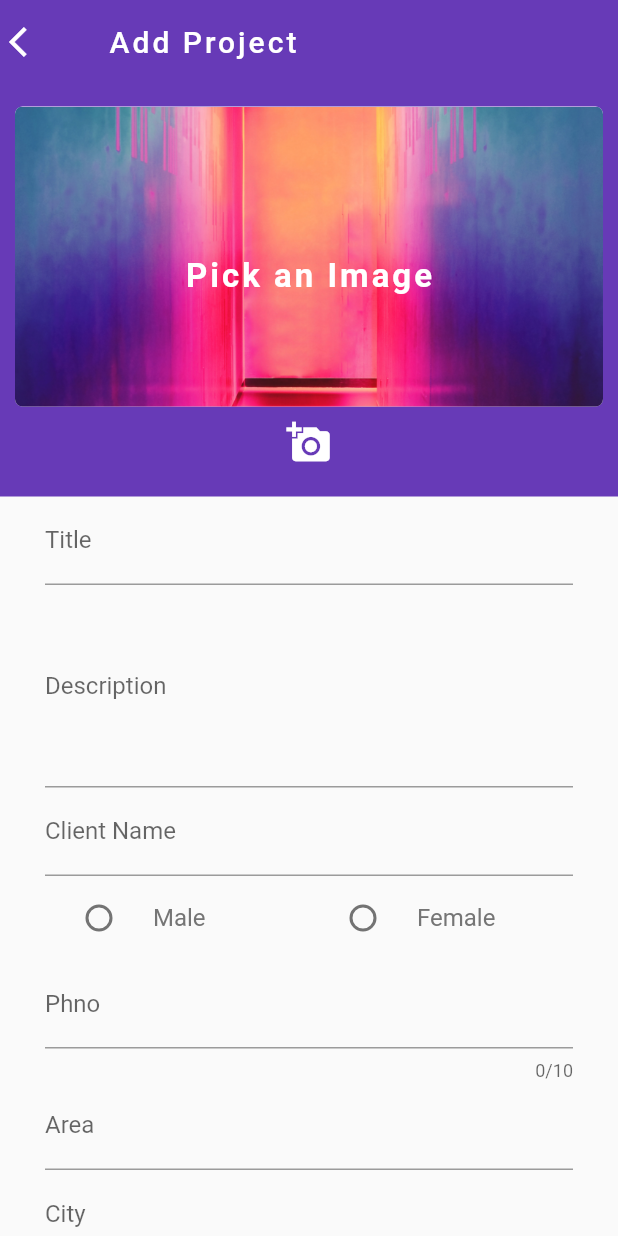
After one commit to Rakshak1344/Arc-Space, a Flutter app: the ManageProjects screen opened by its route, after a tap on "Add Project", on a phone screen of 412 x 824 dp. The commit adds this screen. Run offline on Flutter 3.47's test engine with Material 2 defaults, Android fonts, the phone set to English and light mode, and no system bars; our stand-ins replace image_picker.

Commit message:
Added add project page & accessed camera

```diff
--- /dev/null
+++ b/lib/pages/manager_view/addProject.dart
@@ -0,0 +1,352 @@
+import 'dart:io';
+
+import 'package:flutter/material.dart';
+import 'package:image_picker/image_picker.dart';
+
+class AddProject extends StatefulWidget {
+  @override
+  _AddProjectState createState() => _AddProjectState();
+}
+
+class _AddProjectState extends State<AddProject> {
+  final _addProjectKey = GlobalKey<FormState>();
+  int grpValue;
+
+  File _imageFile;
+
+  void _getImage(BuildContext context, ImageSource source) {
+    ImagePicker.pickImage(
+      source: source,
+      maxWidth: 500.0,
+    ).then((File image) {
+      setState(() {
+        _imageFile = image;
+      });
+      Navigator.pop(context);
+    });
+  }
+
+  void _openImagePicker(BuildContext context) {
+    final iconColor = Theme.of(context).primaryColor;
+    showModalBottomSheet(
+        context: context,
+        builder: (BuildContext context) {
+          return Container(
+            height: 200.0,
+            padding: EdgeInsets.all(10.0),
+            child: Column(
+              mainAxisAlignment: MainAxisAlignment.start,
+              children: <Widget>[
+                Text('Pick an Image', style: TextStyle(fontSize: 30.0)),
+                SizedBox(
+                  height: 50.0,
+                ),
+                Row(
+                  mainAxisAlignment: MainAxisAlignment.spaceEvenly,
+                  children: <Widget>[
+                    FlatButton(
+                        onPressed: () {
+                          _getImage(context, ImageSource.camera);
+                        },
+                        child: Column(
+                          children: <Widget>[
+                            Icon(
+                              Icons.camera,
+                              color: iconColor,
+                              size: 30.0,
+                            ),
+                            SizedBox(
+                              height: 5.0,
+                            ),
+                            Text('Camera', style: TextStyle(fontSize: 22.0))
+                          ],
+                        )),
+                    SizedBox(
+                      width: 10.0,
+                    ),
+                    FlatButton(
+                        onPressed: () {
+                          _getImage(context, ImageSource.gallery);
+                        },
+                        child: Column(
+                          children: <Widget>[
+                            Icon(
+                              Icons.photo_library,
+                              color: iconColor,
+                              size: 30.0,
+                            ),
+                            SizedBox(
+                              height: 5.0,
+                            ),
+                            Text(
+                              'Gallery',
+                              style: TextStyle(fontSize: 22.0),
+                            )
+                          ],
+                        )),
+                  ],
+                )
+              ],
+            ),
+          );
+        });
+  }
+
+  void gender(int g) {
+    setState(() {
+      if (g == 1) {
+        grpValue = 1;
+      } else if (g == 2) {
+        grpValue = 2;
+      }
+    });
+  }
+
+  Row buildSelectGender() {
+    return Row(
+      children: <Widget>[
+        // Text(
+        //   'Gender',
+        //   style: TextStyle(
+        //       fontSize: 15,
+        //       color: Colors.blueGrey,
+        //       fontWeight: FontWeight.normal),
+        // ),
+        Container(
+          child: Expanded(
+            flex: 1,
+            child: Container(
+              // margin: EdgeInsets.only(left: 1.0),
+              child: RadioListTile(
+                activeColor: Colors.deepPurple,
+                title: Text(
+                  'Male',
+                  style: TextStyle(color: Colors.grey.shade600),
+                ),
+                groupValue: grpValue,
+                value: 1,
+                onChanged: (int g) => gender(g),
+              ),
+            ),
+          ),
+        ),
+        Container(
+          child: Expanded(
+            child: Container(
+              // margin: EdgeInsets.only(left: 1.0),
+              child: RadioListTile(
+                activeColor: Colors.deepPurple,
+                title: Text('Female',
+                    style: TextStyle(color: Colors.grey.shade600)),
+                groupValue: grpValue,
+                value: 2,
+                onChanged: (int g) => gender(g),
+              ),
+            ),
+          ),
+        ),
+      ],
+    );
+  }
+
+  @override
+  Widget build(BuildContext context) {
+    return Scaffold(
+      appBar: AppBar(
+        elevation: 0.0,
+        title: Text(
+          'Add Project',
+          style: TextStyle(letterSpacing: 2.0),
+        ),
+        leading: Padding(
+          padding: const EdgeInsets.only(right: 20.0),
+          child: GestureDetector(
+            onTap: () {
+              Navigator.of(context).pop();
+            },
+            child: Icon(
+              Icons.arrow_back_ios,
+            ),
+          ),
+        ),
+      ),
+      body: ListView(
+        children: <Widget>[
+          Container(
+            child: Stack(
+              children: <Widget>[
+                Container(
+                  height: 275,
+                  width: double.infinity,
+                  color: Colors.deepPurple,
+                ),
+                Positioned(
+                  width: MediaQuery.of(context).size.width,
+                  top: 5.0,
+                  // top: MediaQuery.of(context).size.height / 5,
+                  child: Column(
+                    children: <Widget>[
+                      Container(
+                        margin:
+                            EdgeInsets.only(top: 10.0, right: 10.0, left: 10.0),
+                        // padding: EdgeInsets.symmetric(horizontal: 8.0),
+                        width: 500,
+                        height: 200,
+                        child: Column(
+                          children: <Widget>[
+                            _imageFile == null
+                                ? Container(
+                                    padding: EdgeInsets.only(top: 100.0),
+                                    child: Text(
+                                      'Pick an Image',
+                                      style: TextStyle(
+                                        color: Colors.white,
+                                        fontWeight: FontWeight.bold,
+                                        fontSize: 22.0,
+                                        letterSpacing: 2.0,
+                                      ),
+                                    ))
+                                : Container(
+                                    child: Image.file(
+                                      _imageFile,
+                                      fit: BoxFit.fitWidth,
+                                      height: 200.0,
+                                      width: MediaQuery.of(context).size.width,
+                                      alignment: Alignment.center,
+                                    ),
+                                    decoration: BoxDecoration(
+                                        borderRadius:
+                                            BorderRadius.circular(5.0)),
+                                  )
+                          ],
+                        ),
+                        decoration: BoxDecoration(
+                            color: Colors.white,
+                            image: DecorationImage(
+                                colorFilter: ColorFilter.mode(
+                                    Colors.blueGrey.withOpacity(1.0),
+                                    BlendMode.softLight),
+                                image: AssetImage(
+                                  'assets/room.jpg',
+                                ),
+                                fit: BoxFit.cover),
+                            borderRadius: BorderRadius.circular(5.0)),
+                      ),
+                      FlatButton(
+                        onPressed: () {
+                          _openImagePicker(context);
+                        },
+                        child: Icon(
+                          Icons.add_a_photo,
+                          color: Colors.white,
+                          size: 30.0,
+                        ),
+                      ),
+                    ],
+                  ),
+                ),
+                // Align(
+                //   alignment: Alignment.bottomRight,
+                //   child: Container(
+                //     margin: EdgeInsets.only(right: 30.0),
+                //     child: GestureDetector(
+                //       onTap: () {
+                //         getImage();
+                //       },
+                //       child: Padding(
+                //         padding: const EdgeInsets.only(top: 230.0),
+                //         child: Icon(
+                //           Icons.add_a_photo,
+                //           color: Colors.white,
+                //           size: 30.0,
+                //         ),
+                //       ),
+                //     ),
+                //   ),
+                // ),
+              ],
+            ),
+          ),
+          Container(
+            margin: EdgeInsets.symmetric(horizontal: 30.0),
+            child: Form(
+              key: _addProjectKey,
+              child: Column(
+                children: <Widget>[
+                  TextFormField(
+                    decoration: InputDecoration(
+                        labelText: 'Title', hintText: 'eg: Gong'),
+                  ),
+                  TextFormField(
+                    maxLines: 5,
+                    decoration: InputDecoration(
+                      labelText: 'Description',
+                    ),
+                  ),
+                  TextFormField(
+                    decoration: InputDecoration(
+                        labelText: 'Client Name', hintText: 'eg: John'),
+                  ),
+                  buildSelectGender(),
+                  TextFormField(
+                    keyboardType: TextInputType.number,
+                    maxLength: 10,
+                    decoration: InputDecoration(
+                        labelText: 'Phno', hintText: 'eg: XXX-XXX-XXXX'),
+                  ),
+                  TextFormField(
+                    decoration: InputDecoration(
+                        labelText: 'Area', hintText: 'eg: Time Street'),
+                  ),
+                  TextFormField(
+                    decoration: InputDecoration(
+                        labelText: 'City', hintText: 'eg: Bangalore'),
+                  ),
+                  TextFormField(
+                    keyboardType: TextInputType.number,
+                    maxLength: 6,
+                    decoration: InputDecoration(
+                        labelText: 'pincode', hintText: 'eg: XXX-XXX'),
+                  ),
+                  Container(
+                    margin: EdgeInsets.symmetric(vertical: 10.0),
+                    width: double.infinity,
+                    child: RaisedButton(
+                        elevation: 0.0,
+                        color: Colors.deepPurple,
+                        onPressed: () {
+                          Navigator.of(context).pop();
+                        },
+                        child: Text(
+                          'Add Project',
+                          style: TextStyle(color: Colors.white),
+                        )),
+                  )
+                ],
+              ),
+            ),
+          )
+        ],
+      ),
+    );
+  }
+}
+
+// class GetClipper extends CustomClipper<Path> {
+//   @override
+//   Path getClip(Size size) {
+//     var path = new Path();
+//     path.lineTo(0.0, 300.0);
+//     path.lineTo(size.width + 100, 0.0);
+//     // path.lineTo(0.0, size.height / 4.0);
+//     // path.lineTo(size.width + 125, 0.0);
+//     path.close();
+//     return path;
+//   }
+
+//   @override
+//   bool shouldReclip(CustomClipper<Path> oldClipper) {
+//     // TODO: implement shouldReclip
+//     return null;
+//   }
+// }
--- a/lib/pages/manager_view/managerHome.dart
+++ b/lib/pages/manager_view/managerHome.dart
@@ -79,8 +79,9 @@ class _ManagerHomePageState extends State<ManagerHomePage> {
       //         Colors.black.withOpacity(0.5), BlendMode.dstATop),
       //   ),
       // ),
+
       child: Scaffold(
-        // backgroundColor: Colors.white,
+        backgroundColor: Colors.deepPurple,
         appBar: AppBar(
           // elevation: defaultTargetPlatform == TargetPlatform.android ? 5.0 : 0.0,
           elevation: 0.0,
--- a/lib/pages/manager_view/twoPanels.dart
+++ b/lib/pages/manager_view/twoPanels.dart
@@ -1,4 +1,5 @@
 import 'package:flutter/material.dart';
+import './addProject.dart';
 
 class TwoPanels extends StatefulWidget {
   final AnimationController controller;
@@ -30,30 +31,49 @@ class _TwoPanelsState extends State<TwoPanels> {
       child: Stack(
         children: <Widget>[
           Container(
+              padding: EdgeInsets.all(10.0),
+              margin: EdgeInsets.only(bottom: 20.0),
               color: theme.primaryColor,
-            child: Center(
-              child: Text(
-                "No Project Available",
-                style: TextStyle(fontSize: 24.0, color: Colors.white),
+              child: ListView(children: <Widget>[
+                CardProject(
+                  projectImage: 'assets/project1.jpg',
+                  projectAddress: '6th Avenu Circle Street',
+                  projectTitle: 'Street Phase Mansion',
                 ),
+                CardProject(
+                  projectImage: 'assets/project2.jpg',
+                  projectAddress: '4th Avenu Square Street',
+                  projectTitle: 'Square Street',
                 ),
+                CardProject(
+                  projectImage: 'assets/room.jpg',
+                  projectAddress: '14th Avenu cross Street',
+                  projectTitle: 'Room Phase',
                 ),
-          PositionedTransition(
+              ])),
+          positionedTransitionManagerSpace(constraints, context)
+        ],
+      ),
+    );
+  }
+
+  PositionedTransition positionedTransitionManagerSpace(
+      BoxConstraints constraints, BuildContext context) {
+    return PositionedTransition(
       rect: getPanelAnimation(constraints),
       child: Material(
         elevation: 12.0,
         borderRadius: BorderRadius.only(
-                  topLeft: Radius.circular(16.0),
-                  topRight: Radius.circular(16.0)),
+            topLeft: Radius.circular(16.0), topRight: Radius.circular(16.0)),
         child: Column(
           children: <Widget>[
-
             Container(
               height: header_height,
               child: Center(
                 child: Text(
                   "Manager space ",
-                        style: TextStyle(fontWeight: FontWeight.bold,color: Colors.deepPurple),
+                  style: TextStyle(
+                      fontWeight: FontWeight.bold, color: Colors.deepPurple),
                   // style: Theme.of(context).textTheme.button,
                 ),
               ),
@@ -65,39 +85,76 @@ class _TwoPanelsState extends State<TwoPanels> {
                 // ),
                 child: ListView(
               children: <Widget>[
-
                 ListTile(
-                        title: Text('Add Project',style: TextStyle(fontWeight: FontWeight.w700,color: Colors.deepPurple),),
+                    title: Text(
+                      'Add Project',
+                      style: TextStyle(
+                          fontWeight: FontWeight.w700,
+                          color: Colors.deepPurple),
+                    ),
                     trailing: Icon(Icons.add, color: Colors.deepPurple),
-                        onTap: () =>
-                            Navigator.of(context).pushNamed('/manageProjects'),
+                    onTap: () {
+                      Navigator.of(context).pushNamed('/addProject');
+                    }),
+                Divider(
+                  height: 10.0,
+                  color: Colors.deepPurple,
                 ),
-                      Divider(height: 10.0,color: Colors.deepPurple,),
                 ListTile(
-                        title: Text('Edit Project',style: TextStyle(fontWeight: FontWeight.w700,color: Colors.black),),
+                  title: Text(
+                    'Edit Project',
+                    style: TextStyle(
+                        fontWeight: FontWeight.w700, color: Colors.black),
+                  ),
                   trailing: Icon(Icons.edit, color: Colors.deepPurple),
                 ),
-                      Divider(height: 10.0,color: Colors.deepPurple,),
+                Divider(
+                  height: 10.0,
+                  color: Colors.deepPurple,
+                ),
                 ListTile(
-                        title: Text('Cancel Project',style: TextStyle(fontWeight: FontWeight.w700,color: Colors.black),),
+                  title: Text(
+                    'Cancel Project',
+                    style: TextStyle(
+                        fontWeight: FontWeight.w700, color: Colors.black),
+                  ),
                   trailing: Icon(Icons.cancel, color: Colors.deepPurple),
                 ),
-                      Divider(height: 10.0,color: Colors.deepPurple,),
+                Divider(
+                  height: 10.0,
+                  color: Colors.deepPurple,
+                ),
                 ListTile(
-                        title: Text('Attendance',style: TextStyle(fontWeight: FontWeight.w700,color: Colors.black),),
+                  title: Text(
+                    'Attendance',
+                    style: TextStyle(
+                        fontWeight: FontWeight.w700, color: Colors.black),
+                  ),
                   trailing: Icon(Icons.note, color: Colors.deepPurple),
                 ),
-                      Divider(height: 10.0,color: Colors.deepPurple,),
+                Divider(
+                  height: 10.0,
+                  color: Colors.deepPurple,
+                ),
                 ListTile(
-                        title: Text('Sketch Pad',style: TextStyle(fontWeight: FontWeight.w700,color: Colors.black),),
-                        trailing:
-                            Icon(Icons.color_lens, color: Colors.deepPurple),
-                        onTap: () =>
-                            Navigator.of(context).pushNamed('/sketchPad'),
+                  title: Text(
+                    'Sketch Pad',
+                    style: TextStyle(
+                        fontWeight: FontWeight.w700, color: Colors.black),
                   ),
-                      Divider(height: 10.0,color: Colors.deepPurple,),
+                  trailing: Icon(Icons.color_lens, color: Colors.deepPurple),
+                  onTap: () => Navigator.of(context).pushNamed('/sketchPad'),
+                ),
+                Divider(
+                  height: 10.0,
+                  color: Colors.deepPurple,
+                ),
                 ListTile(
-                        title: Text('Settings',style: TextStyle(fontWeight: FontWeight.w700,color: Colors.black),),
+                  title: Text(
+                    'Settings',
+                    style: TextStyle(
+                        fontWeight: FontWeight.w700, color: Colors.black),
+                  ),
                   trailing: Icon(
                     Icons.settings,
                     color: Colors.deepPurple,
@@ -108,17 +165,12 @@ class _TwoPanelsState extends State<TwoPanels> {
           ],
         ),
       ),
-          )
-        ],
-      ),
     );
   }
 
   UserAccountsDrawerHeader buildUserAccountsDrawerHeader() {
     return UserAccountsDrawerHeader(
-
       decoration: BoxDecoration(
-
           image: DecorationImage(
               // image: AssetImage('assets/desk.jpg'),
               image: AssetImage('assets/desk1.jpg'),
@@ -138,6 +190,8 @@ class _TwoPanelsState extends State<TwoPanels> {
     );
   }
 
+
+
   @override
   Widget build(BuildContext context) {
     return LayoutBuilder(
@@ -145,3 +199,85 @@ class _TwoPanelsState extends State<TwoPanels> {
     );
   }
 }
+
+class CardProject extends StatelessWidget {
+  final String projectTitle;
+  final String projectAddress;
+  final String projectImage;
+
+  CardProject({this.projectTitle, this.projectAddress, this.projectImage});
+
+  @override
+  Widget build(BuildContext context) {
+    return GestureDetector(
+      onTap: () {},
+      child: Card(
+        elevation: 10.0,
+        child: Column(
+          children: <Widget>[
+            Image.asset(
+              projectImage,
+              width: double.infinity,
+              height: 150.0,
+              fit: BoxFit.cover,
+            ),
+            Row(
+              children: <Widget>[
+                Expanded(
+                  child: Column(
+                    children: <Widget>[
+                      Padding(
+                        padding: const EdgeInsets.only(left: 8.0),
+                        child: Text(
+                          projectTitle,
+                          style: TextStyle(
+                              fontSize: 20.0,
+                              color: Colors.deepPurple,
+                              letterSpacing: 1.0),
+                        ),
+                      ),
+                      Text(
+                        projectAddress,
+                        style: TextStyle(
+                            fontSize: 14.0,
+                            color: Colors.grey,
+                            letterSpacing: 1.0),
+                      ),
+                    ],
+                  ),
+                ),
+                Padding(
+                    padding: const EdgeInsets.all(8.0),
+                    child: Container(
+                      width: 2.5,
+                      height: 60.0,
+                      decoration: BoxDecoration(
+                          gradient: LinearGradient(
+                              colors: [
+                            Colors.white,
+                            Colors.white,
+                            Colors.deepPurple
+                          ],
+                              begin: Alignment.topCenter,
+                              end: Alignment.bottomCenter)),
+                    )),
+                Padding(
+                  padding: const EdgeInsets.all(10.0),
+                  child: Container(
+                    padding: EdgeInsets.all(10.0),
+                    decoration: BoxDecoration(
+                        borderRadius: BorderRadius.circular(15.0)),
+                    child: Icon(
+                      Icons.info,
+                      color: Colors.deepPurple,
+                    ),
+                  ),
+                ),
+              ],
+            ),
+          ],
+        ),
+      ),
+    );
+  }
+}
--- a/pubspec.yaml
+++ b/pubspec.yaml
@@ -19,6 +19,8 @@ dependencies:
   # The following adds the Cupertino Icons font to your application.
   # Use with the CupertinoIcons class for iOS style icons.
   cupertino_icons: ^0.1.2
+  camera:
+  image_picker:
 
 dev_dependencies:
   flutter_test:
@@ -50,6 +52,9 @@ flutter:
      - assets/idbackground.jpg
      - assets/room.jpg
      - assets/structure.jpg
+     - assets/project1.jpg
+     - assets/project2.jpg
+
 
 
 
```
Also changed, not shown: lib/main.dart (+16 -0 lines), lib/pages/manager_view/manageExploreCards.dart (+12 -8 lines), assets/project1.jpg (added), assets/project2.jpg (added), 1 other file. Lines whose indentation alone changed are shown as unchanged.
